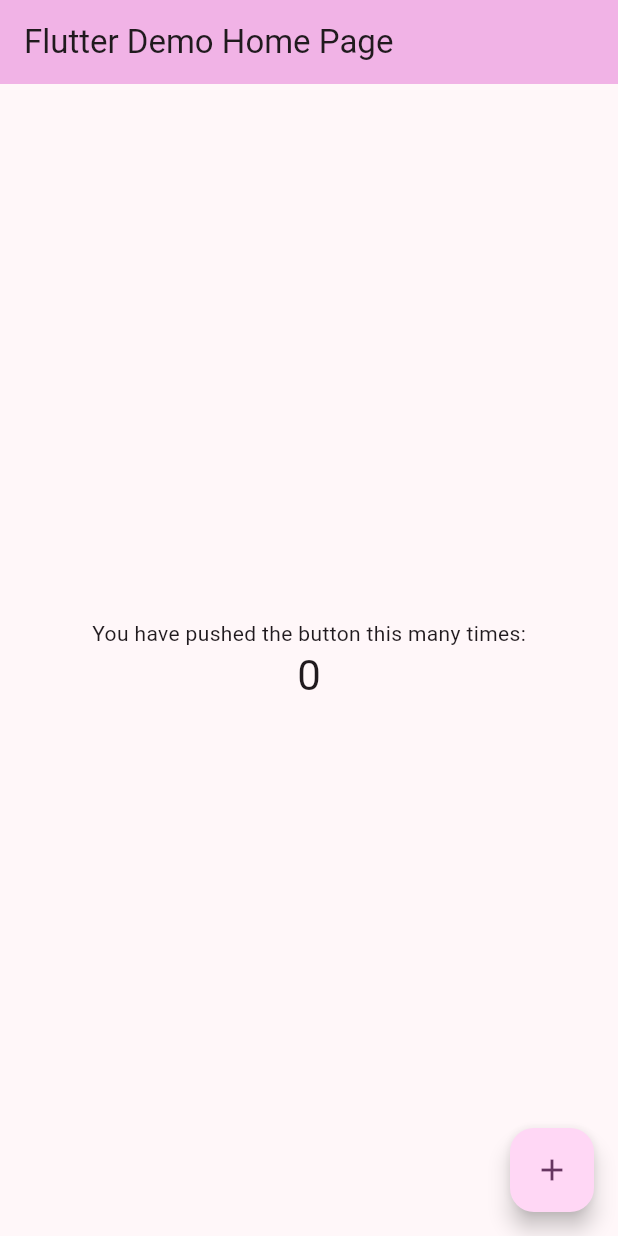
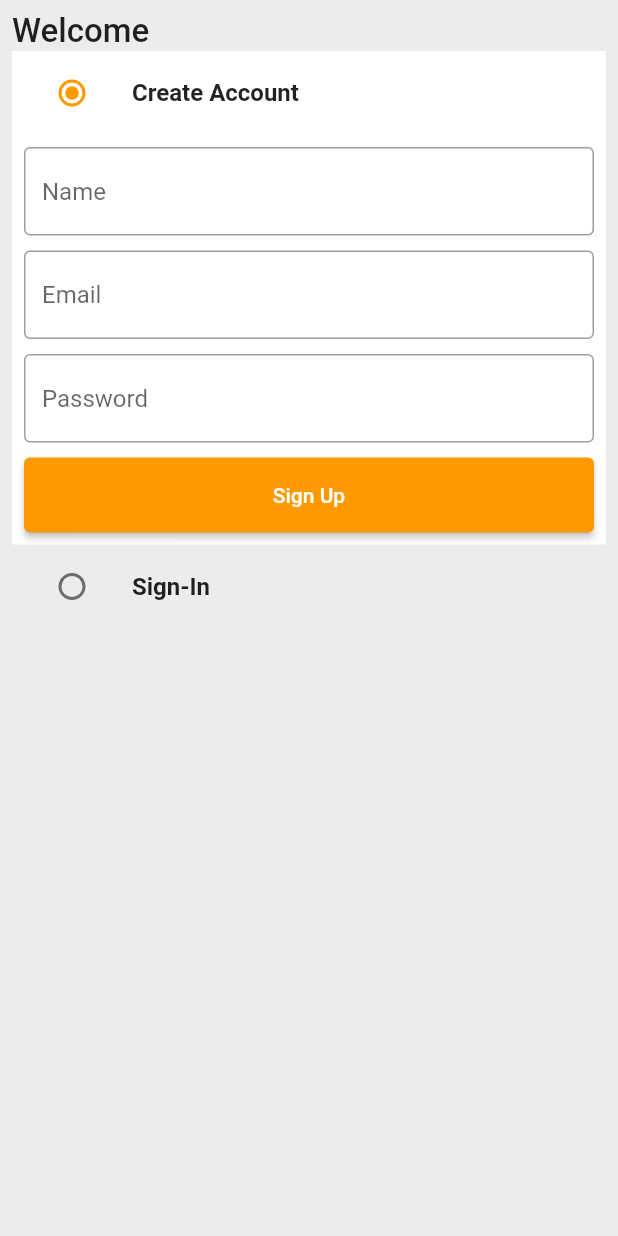
Before and after one commit to haley-beauchamp/Fanfiction_Tracker, a Flutter app: the screen it shows after launch, on a phone screen of 412 x 824 dp. Run offline on Flutter 3.47's test engine with Material 3 defaults, Android fonts, the light colour scheme and no system bars.

Commit message:
Sign Up / Sign-In UI Functional
Basic version of Sign Up / Sign-In UI working from tutorial.

```diff
--- /dev/null
+++ b/Frontend/fanfiction_tracker_flutter/lib/common/widgets/custom_button.dart
@@ -0,0 +1,22 @@
+import 'package:flutter/material.dart';
+
+class CustomButton extends StatelessWidget {
+  final String text;
+  final VoidCallback onTap;
+  const CustomButton({
+    super.key,
+    required this.text,
+    required this.onTap
+  });
+
+  @override
+  Widget build(BuildContext context) {
+    return ElevatedButton(
+      onPressed: onTap,
+      style: ElevatedButton.styleFrom(
+        minimumSize: const Size(double.infinity, 50),
+      ),
+      child: Text(text,),
+    );
+  }
+}
--- /dev/null
+++ b/Frontend/fanfiction_tracker_flutter/lib/common/widgets/custom_textfield.dart
@@ -0,0 +1,32 @@
+import 'package:flutter/material.dart';
+
+class CustomTextField extends StatelessWidget {
+  final TextEditingController controller;
+  final String hintText;
+  const CustomTextField({
+    super.key,
+    required this.controller,
+    required this.hintText,
+  });
+
+  @override
+  Widget build(BuildContext context) {
+    return TextFormField(
+      controller: controller,
+      decoration: InputDecoration(
+        hintText: hintText,
+        border: const OutlineInputBorder(
+          borderSide: BorderSide(
+            color: Colors.black38,
+          ),
+        ),
+        enabledBorder: const OutlineInputBorder(
+          borderSide: BorderSide(
+            color: Colors.black38,
+          ),
+        ),
+      ),
+      validator: (val) {},
+    );
+  }
+}
--- /dev/null
+++ b/Frontend/fanfiction_tracker_flutter/lib/constants/global_variables.dart
@@ -0,0 +1,18 @@
+import 'package:flutter/material.dart';
+
+class GlobalVariables {
+  // Colors
+  static const appBarGradient = LinearGradient(
+    colors: [
+      Color.fromARGB(255, 29, 201, 192),
+      Color.fromARGB(255, 125, 221, 216),
+    ],
+    stops: [0.5, 1.0],
+  );
+
+  static const secondaryColor = Color.fromRGBO(255, 153, 0, 1);
+  static const backgroundColor = Colors.white;
+  static const Color greyBackgroundColor = Color(0xffebecee);
+  static var selectedNavBarColor = Colors.cyan[800]!;
+  static const unselectedNavBarColor = Colors.black87;
+}
--- /dev/null
+++ b/Frontend/fanfiction_tracker_flutter/lib/features/auth/screens/auth_screen.dart
@@ -0,0 +1,159 @@
+import 'package:fanfiction_tracker_flutter/common/widgets/custom_button.dart';
+import 'package:fanfiction_tracker_flutter/common/widgets/custom_textfield.dart';
+import 'package:fanfiction_tracker_flutter/constants/global_variables.dart';
+import 'package:flutter/material.dart';
+
+enum Auth {
+  signin,
+  signup,
+}
+
+class AuthScreen extends StatefulWidget {
+  static const String routeName = '/auth-screen';
+  const AuthScreen({super.key});
+
+  @override
+  State<AuthScreen> createState() => _AuthScreenState();
+}
+
+class _AuthScreenState extends State<AuthScreen> {
+  Auth _auth = Auth.signup;
+  final _signUpFormKey = GlobalKey<FormState>();
+  final _signInFormKey = GlobalKey<FormState>();
+
+  final TextEditingController _emailController = TextEditingController();
+  final TextEditingController _passwordController = TextEditingController();
+  final TextEditingController _nameController = TextEditingController();
+
+  @override
+  void dispose() {
+    super.dispose();
+    _emailController.dispose();
+    _passwordController.dispose();
+    _nameController.dispose();
+  }
+
+  @override
+  Widget build(BuildContext context) {
+    return Scaffold(
+      backgroundColor: GlobalVariables.greyBackgroundColor,
+      body: SafeArea(
+        child: Padding(
+          padding: const EdgeInsets.all(8.0),
+          child: Column(
+            crossAxisAlignment: CrossAxisAlignment.start,
+            children: [
+              const Text(
+                'Welcome',
+                style: TextStyle(
+                  fontSize: 22,
+                  fontWeight: FontWeight.w500,
+                ),
+              ),
+              ListTile(
+                tileColor: _auth == Auth.signup
+                  ? GlobalVariables.backgroundColor
+                  : GlobalVariables.greyBackgroundColor,
+                title: const Text(
+                  'Create Account',
+                  style: TextStyle(
+                    fontWeight: FontWeight.bold,
+                  ),
+                ),
+                leading: Radio(
+                  activeColor: GlobalVariables.secondaryColor,
+                  value: Auth.signup,
+                  groupValue: _auth,
+                  onChanged: (Auth? val) {
+                    setState(() {
+                      _auth = val!;
+                    });
+                  },
+                ),
+              ),
+              if (_auth == Auth.signup)
+                Container(
+                  padding: const EdgeInsets.all(8),
+                  color: GlobalVariables.backgroundColor,
+                  child: Form(
+                    key: _signUpFormKey,
+                    child: Column(
+                      children: [
+                        CustomTextField(
+                          controller: _nameController,
+                          hintText: 'Name',
+                        ),
+                        const SizedBox(height: 10),
+                        CustomTextField(
+                          controller: _emailController,
+                          hintText: 'Email',
+                        ),
+                        const SizedBox(height: 10),
+                        CustomTextField(
+                          controller: _passwordController,
+                          hintText: 'Password',
+                        ),
+                        const SizedBox(height: 10),
+                        CustomButton(
+                          text: 'Sign Up',
+                          onTap: () {},
+                        )
+                      ],
+                    ),
+                  ),
+                ),
+              ListTile(
+                tileColor: _auth == Auth.signin
+                  ? GlobalVariables.backgroundColor
+                  : GlobalVariables.greyBackgroundColor,
+                title: const Text(
+                  'Sign-In',
+                  style: TextStyle(
+                    fontWeight: FontWeight.bold,
+                  ),
+                ),
+                leading: Radio(
+                  activeColor: GlobalVariables.secondaryColor,
+                  value: Auth.signin,
+                  groupValue: _auth,
+                  onChanged: (Auth? val) {
+                    setState(() {
+                      _auth = val!;
+                    });
+                  },
+                ),
+              ),
+              if (_auth == Auth.signin)
+                Container(
+                  padding: const EdgeInsets.all(8),
+                  color: GlobalVariables.backgroundColor,
+                  child: Form(
+                    key: _signUpFormKey,
+                    child: Column(
+                      children: [
+                        const SizedBox(height: 10),
+                        CustomTextField(
+                          controller: _emailController,
+                          hintText: 'Email',
+                        ),
+                        const SizedBox(height: 10),
+                        CustomTextField(
+                          controller: _passwordController,
+                          hintText: 'Password',
+                        ),
+                        const SizedBox(height: 10),
+                        CustomButton(
+                          text: 'Sign-In',
+                          onTap: () {},
+                        )
+                      ],
+                    ),
+                  ),
+                ),
+            ],
+          ),
+        ),
+      ),
+    );
+  }
+}
--- a/Frontend/fanfiction_tracker_flutter/lib/main.dart
+++ b/Frontend/fanfiction_tracker_flutter/lib/main.dart
@@ -1,3 +1,6 @@
+import 'package:fanfiction_tracker_flutter/constants/global_variables.dart';
+import 'package:fanfiction_tracker_flutter/features/auth/screens/auth_screen.dart';
+import 'package:fanfiction_tracker_flutter/router.dart';
 import 'package:flutter/material.dart';
 
 void main() {
@@ -7,119 +10,25 @@
 class MyApp extends StatelessWidget {
   const MyApp({super.key});
 
-  // This widget is the root of your application.
   @override
   Widget build(BuildContext context) {
     return MaterialApp(
-      title: 'Flutter Demo',
+      title: 'Fanfiction Tracker',
       theme: ThemeData(
-        // This is the theme of your application.
-        //
-        // TRY THIS: Try running your application with "flutter run". You'll see
-        // the application has a purple toolbar. Then, without quitting the app,
-        // try changing the seedColor in the colorScheme below to Colors.green
-        // and then invoke "hot reload" (save your changes or press the "hot
-        // reload" button in a Flutter-supported IDE, or press "r" if you used
-        // the command line to start the app).
-        //
-        // Notice that the counter didn't reset back to zero; the application
-        // state is not lost during the reload. To reset the state, use hot
-        // restart instead.
-        //
-        // This works for code too, not just values: Most code changes can be
-        // tested with just a hot reload.
-        colorScheme: ColorScheme.fromSeed(seedColor: const Color.fromARGB(255, 255, 167, 242)),
-        useMaterial3: true,
+        scaffoldBackgroundColor: GlobalVariables.backgroundColor,
+        colorScheme: const ColorScheme.light(
+          primary: GlobalVariables.secondaryColor,
+        ),
+        appBarTheme: const AppBarTheme(
+          elevation: 0,
+          iconTheme: IconThemeData(
+            color: Colors.black,
+          ),
+        ),
+        useMaterial3: false,
       ),
-      home: const MyHomePage(title: 'Flutter Demo Home Page'),
+      onGenerateRoute: (settings) => generateRoute(settings),
+      home: const AuthScreen(),
     );
   }
 }
-
-class MyHomePage extends StatefulWidget {
-  const MyHomePage({super.key, required this.title});
-
-  // This widget is the home page of your application. It is stateful, meaning
-  // that it has a State object (defined below) that contains fields that affect
-  // how it looks.
-
-  // This class is the configuration for the state. It holds the values (in this
-  // case the title) provided by the parent (in this case the App widget) and
-  // used by the build method of the State. Fields in a Widget subclass are
-  // always marked "final".
-
-  final String title;
-
-  @override
-  State<MyHomePage> createState() => _MyHomePageState();
-}
-
-class _MyHomePageState extends State<MyHomePage> {
-  int _counter = 0;
-
-  void _incrementCounter() {
-    setState(() {
-      // This call to setState tells the Flutter framework that something has
-      // changed in this State, which causes it to rerun the build method below
-      // so that the display can reflect the updated values. If we changed
-      // _counter without calling setState(), then the build method would not be
-      // called again, and so nothing would appear to happen.
-      _counter++;
-    });
-  }
-
-  @override
-  Widget build(BuildContext context) {
-    // This method is rerun every time setState is called, for instance as done
-    // by the _incrementCounter method above.
-    //
-    // The Flutter framework has been optimized to make rerunning build methods
-    // fast, so that you can just rebuild anything that needs updating rather
-    // than having to individually change instances of widgets.
-    return Scaffold(
-      appBar: AppBar(
-        // TRY THIS: Try changing the color here to a specific color (to
-        // Colors.amber, perhaps?) and trigger a hot reload to see the AppBar
-        // change color while the other colors stay the same.
-        backgroundColor: Theme.of(context).colorScheme.inversePrimary,
-        // Here we take the value from the MyHomePage object that was created by
-        // the App.build method, and use it to set our appbar title.
-        title: Text(widget.title),
-      ),
-      body: Center(
-        // Center is a layout widget. It takes a single child and positions it
-        // in the middle of the parent.
-        child: Column(
-          // Column is also a layout widget. It takes a list of children and
-          // arranges them vertically. By default, it sizes itself to fit its
-          // children horizontally, and tries to be as tall as its parent.
-          //
-          // Column has various properties to control how it sizes itself and
-          // how it positions its children. Here we use mainAxisAlignment to
-          // center the children vertically; the main axis here is the vertical
-          // axis because Columns are vertical (the cross axis would be
-          // horizontal).
-          //
-          // TRY THIS: Invoke "debug painting" (choose the "Toggle Debug Paint"
-          // action in the IDE, or press "p" in the console), to see the
-          // wireframe for each widget.
-          mainAxisAlignment: MainAxisAlignment.center,
-          children: <Widget>[
-            const Text(
-              'You have pushed the button this many times:',
-            ),
-            Text(
-              '$_counter',
-              style: Theme.of(context).textTheme.headlineMedium,
-            ),
-          ],
-        ),
-      ),
-      floatingActionButton: FloatingActionButton(
-        onPressed: _incrementCounter,
-        tooltip: 'Increment',
-        child: const Icon(Icons.add),
-      ), // This trailing comma makes auto-formatting nicer for build methods.
-    );
-  }
-}
--- /dev/null
+++ b/Frontend/fanfiction_tracker_flutter/lib/router.dart
@@ -0,0 +1,21 @@
+import 'package:fanfiction_tracker_flutter/features/auth/screens/auth_screen.dart';
+import 'package:flutter/material.dart';
+
+Route<dynamic> generateRoute(RouteSettings routeSettings) {
+  switch (routeSettings.name) {
+    case AuthScreen.routeName:
+      return MaterialPageRoute(
+        settings: routeSettings,
+        builder: (_) => const AuthScreen(),
+      );
+    default:
+      return MaterialPageRoute(
+        settings: routeSettings,
+        builder: (_) => const Scaffold(
+          body: Center(
+            child: Text('Screen does not exist'),
+          ),
+        ),
+      );
+  }
+}
```
Also changed, not shown: 1 other file.
